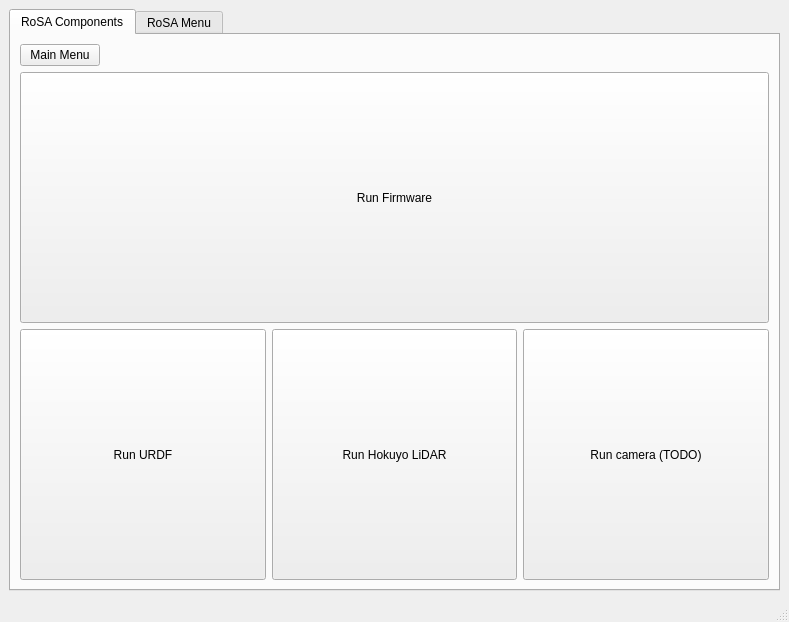
PabloNH00/RoSA_Monitor, file RoSA_Monitor/rosawindow.ui: the form before one commit.
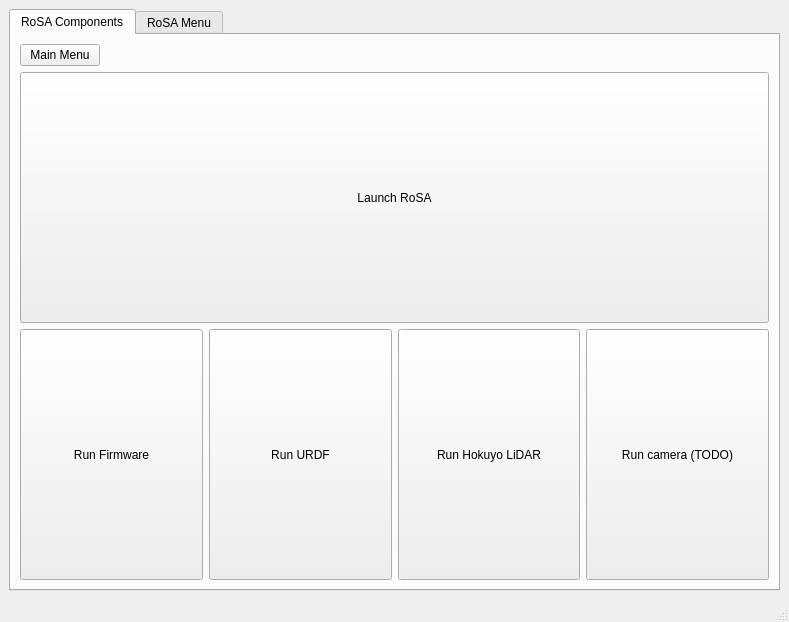
The form after the commit.

```diff
--- a/RoSA_Monitor/rosawindow.ui
+++ b/RoSA_Monitor/rosawindow.ui
@@ -46,7 +46,7 @@
           <item>
            <layout class="QVBoxLayout" name="verticalLayout_4">
             <item>
-             <widget class="QPushButton" name="firmwareButton">
+             <widget class="QPushButton" name="rosaButton">
               <property name="sizePolicy">
                <sizepolicy hsizetype="Minimum" vsizetype="Minimum">
                 <horstretch>0</horstretch>
@@ -54,15 +54,31 @@
                </sizepolicy>
               </property>
               <property name="text">
-               <string>Run Firmware</string>
+               <string>Launch RoSA</string>
               </property>
               <property name="checkable">
-               <bool>true</bool>
+               <bool>false</bool>
               </property>
              </widget>
             </item>
             <item>
              <layout class="QHBoxLayout" name="horizontalLayout">
+              <item>
+               <widget class="QPushButton" name="firmwareButton">
+                <property name="sizePolicy">
+                 <sizepolicy hsizetype="Minimum" vsizetype="Minimum">
+                  <horstretch>0</horstretch>
+                  <verstretch>0</verstretch>
+                 </sizepolicy>
+                </property>
+                <property name="text">
+                 <string>Run Firmware</string>
+                </property>
+                <property name="checkable">
+                 <bool>true</bool>
+                </property>
+               </widget>
+              </item>
               <item>
                <widget class="QPushButton" name="URDFButton">
                 <property name="sizePolicy">
```
